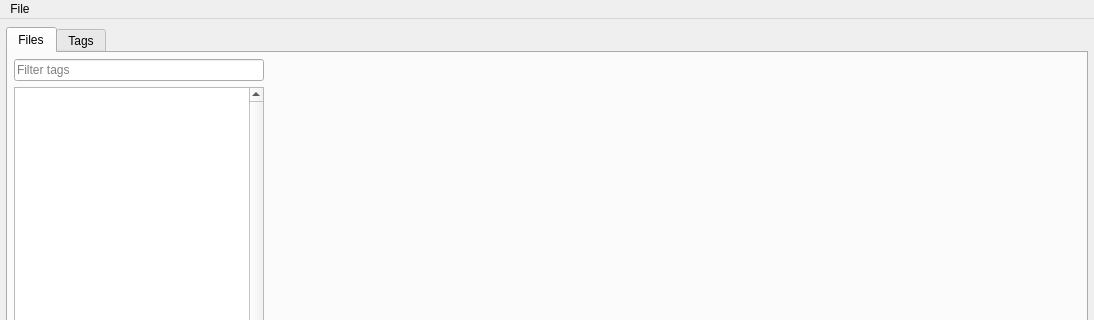
gbizzotto/eptg, file mainwindow.ui: the form before one commit; both pictures show x 0 to 1094 and y 0 to 320 of the 1094 by 743 pixel window.
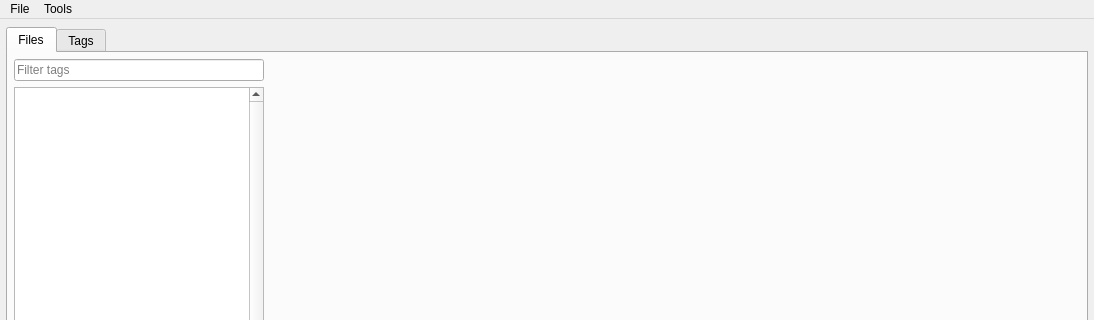
The form after the commit. Icons and pictures are not drawn. Custom widgets are drawn as their Qt base class.

```diff
--- a/mainwindow.ui
+++ b/mainwindow.ui
@@ -311,7 +311,14 @@
     <addaction name="separator"/>
     <addaction name="menuQuit"/>
    </widget>
+   <widget class="QMenu" name="menuTools">
+    <property name="title">
+     <string>Tools</string>
+    </property>
+    <addaction name="menuFindSimilar"/>
+   </widget>
    <addaction name="menuFile"/>
+   <addaction name="menuTools"/>
   </widget>
   <action name="menuOpenFolder">
    <property name="text">
```
Left out of the diff: 5 changed lines with no effect on the pictures.
